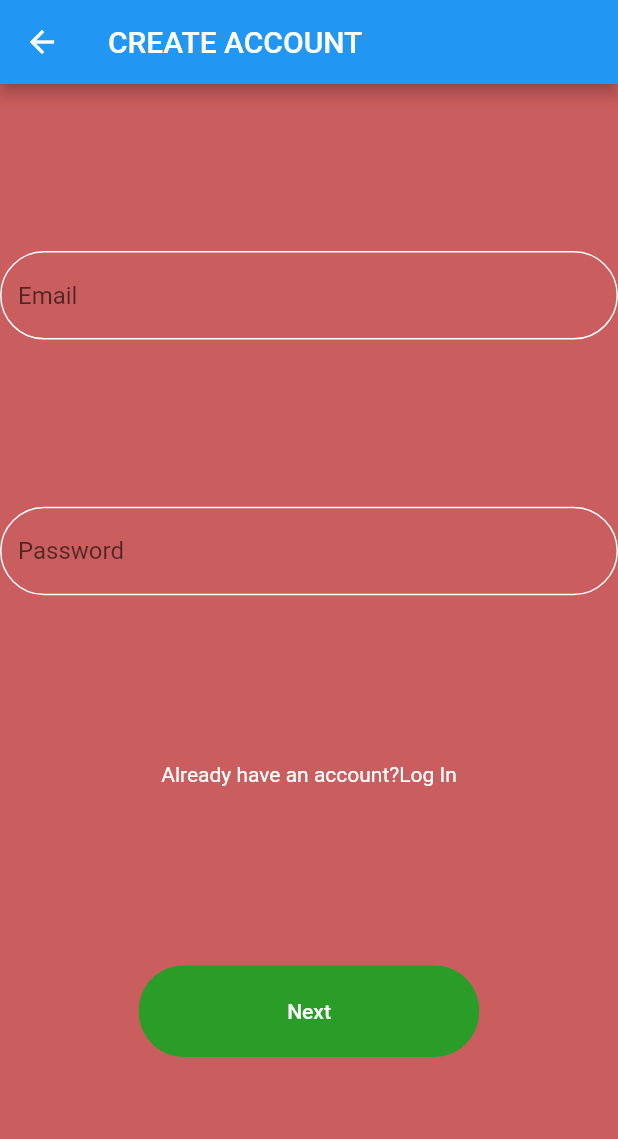
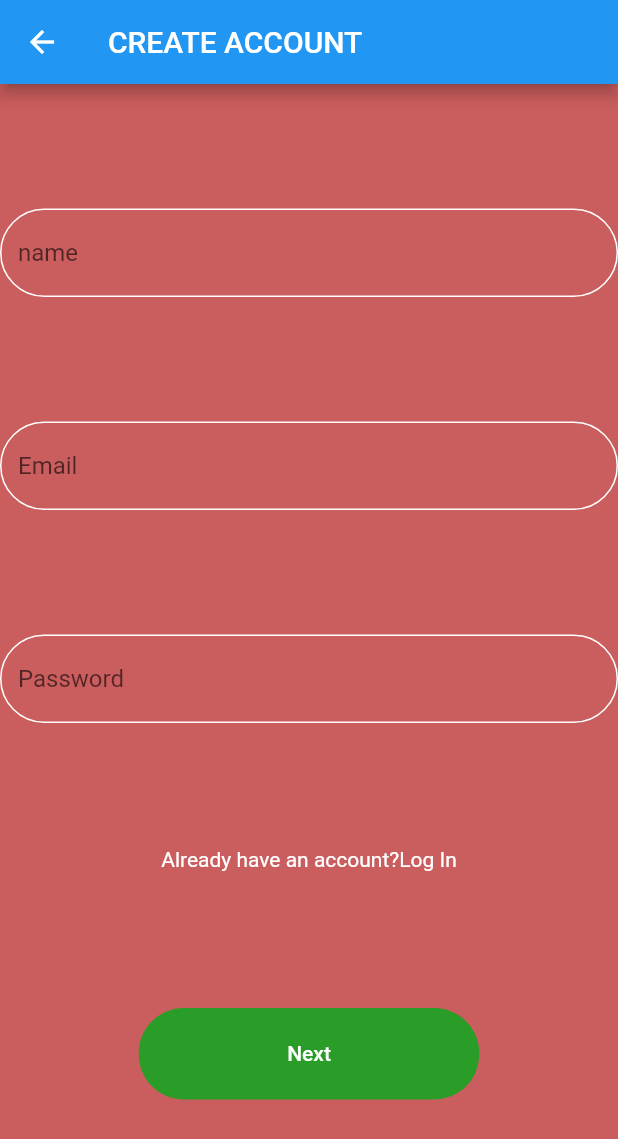
Before and after one commit to brandy-atieno/chatbot-app, a Flutter app: the SignUP screen opened by its route, on a phone screen of 412 x 824 dp. Shown: the top 1139 px of the screen. Run offline on Flutter 3.47's test engine with Material 2 defaults, Android fonts, the light colour scheme and no system bars; our stand-ins replace cloud_firestore, firebase_core; missing offline and left inert: dialog_flowtter; accounts and stored records are empty.

Commit message:
Created Routes Navigations Set up firebase Messages flow

```diff
--- a/lib/main.dart
+++ b/lib/main.dart
@@ -1,6 +1,7 @@
 import 'package:flutter/material.dart';
 import 'package:firebase_core/firebase_core.dart';
 import 'firebase_options.dart';
+
 // ignore: unused_import
 import 'package:cloud_firestore/cloud_firestore.dart';
 import 'package:bot_final/utilities/color.dart';
--- a/lib/screens/chat_screen.dart
+++ b/lib/screens/chat_screen.dart
@@ -1,9 +1,4 @@
 import 'package:flutter/material.dart';
-import 'package:bot_final/utilities/color.dart';
-import 'package:bot_final/screens/sign_in.dart';
-import 'package:bot_final/screens/name.dart';
-import 'package:bot_final/screens/time.dart';
-import 'package:bot_final/screens/chat_screen.dart';
 import 'package:dialog_flowtter/dialog_flowtter.dart';
 import 'package:bot_final/screens/messages.dart';
 
@@ -38,7 +33,7 @@ class _ChatScreenState extends State<ChatScreen> {
             Expanded(child: MessagesScreen(messages: messages)),
             Container(
               padding: EdgeInsets.symmetric(horizontal: 14, vertical: 8),
-              color: Color.fromARGB(255, 177, 57, 21),
+              color: Color.fromARGB(255, 202, 64, 128),
               child: Row(
                 children: [
                   Expanded(
--- a/lib/screens/messages.dart
+++ b/lib/screens/messages.dart
@@ -35,8 +35,8 @@ class _MessagesScreenState extends State<MessagesScreen> {
                               widget.messages[index]['isUserMessage'] ? 20 : 0),
                         ),
                         color: widget.messages[index]['isUserMessage']
-                            ? Colors.grey.shade800
-                            : Colors.grey.shade900.withOpacity(0.8)),
+                            ? Color.fromARGB(255, 85, 219, 90)
+                            : Color.fromARGB(255, 170, 134, 37).withOpacity(0.8)),
                     constraints: BoxConstraints(maxWidth: w * 2 / 3),
                     child:
                         Text(widget.messages[index]['message'].text.text[0])),
--- a/lib/screens/sign_up.dart
+++ b/lib/screens/sign_up.dart
@@ -1,18 +1,15 @@
 import 'package:flutter/material.dart';
 import 'package:bot_final/utilities/color.dart';
-import 'package:bot_final/screens/sign_in.dart';
-import 'package:bot_final/screens/name.dart';
-import 'package:bot_final/screens/time.dart';
-import 'package:bot_final/screens/chat_screen.dart';
 
 class SignUP extends StatelessWidget {
   const SignUP({super.key});
 
   @override
   Widget build(BuildContext context) {
-    final NameController = TextEditingController();
-    final EmailController = TextEditingController();
-    final PasswordController = TextEditingController();
+    final nameController = TextEditingController();
+    final emailController = TextEditingController();
+    final passwordController = TextEditingController();
+
     return Scaffold(
         // ignore: avoid_unnecessary_containers
         appBar: AppBar(
@@ -36,9 +33,9 @@ class SignUP extends StatelessWidget {
                             borderRadius: BorderRadius.all(
                               Radius.circular(50.0),
                             )),
-                        hintText:'Email'),
-                        controller:EmailController,
-                        textInputAction:TextInputAction.next),
+                        hintText: 'name'),
+                    controller: nameController,
+                    textInputAction: TextInputAction.next),
                 TextFormField(
                     decoration: const InputDecoration(
                         focusedBorder: OutlineInputBorder(
@@ -51,16 +48,34 @@ class SignUP extends StatelessWidget {
                             borderRadius: BorderRadius.all(
                               Radius.circular(50.0),
                             )),
-                        hintText:'Password'),
-                         controller:EmailController,
-                        textInputAction:TextInputAction.done),
+                        hintText: 'Email'),
+                    controller: emailController,
+                    textInputAction: TextInputAction.next),
+                TextFormField(
+                    decoration: const InputDecoration(
+                        focusedBorder: OutlineInputBorder(
+                            borderSide: BorderSide(color: AppColors.buttonText),
+                            borderRadius: BorderRadius.all(
+                              Radius.circular(50.0),
+                            )),
+                        enabledBorder: OutlineInputBorder(
+                            borderSide: BorderSide(color: AppColors.buttonText),
+                            borderRadius: BorderRadius.all(
+                              Radius.circular(50.0),
+                            )),
+                        hintText: 'Password'),
+                    controller: passwordController,
+                    textInputAction: TextInputAction.done),
                 const Text('Already have an account?Log In',
                     style: TextStyle(color: AppColors.buttonText)),
                 Padding(
                     padding: const EdgeInsets.all(8.0),
                     child: TextButton(
                       // ignore: avoid_print
-                  onPressed: () => {Navigator.pushNamed(context, '/time')},
+                      onPressed: () => {
+
+                        Navigator.pushNamed(context, '/time')
+                      },
                       style: TextButton.styleFrom(
                           backgroundColor: AppColors.button,
                           fixedSize: const Size(227, 61),
@@ -73,5 +88,4 @@ class SignUP extends StatelessWidget {
               ]),
         )));
   }
-
 }
--- a/pubspec.yaml
+++ b/pubspec.yaml
@@ -40,6 +40,7 @@ dependencies:
   dialog_flowtter: ^0.3.3
   firebase_core: ^2.8.0
   cloud_firestore: ^4.4.5
+
 
 dev_dependencies:
   flutter_test:
```
Lines whose indentation alone changed are shown as unchanged.
